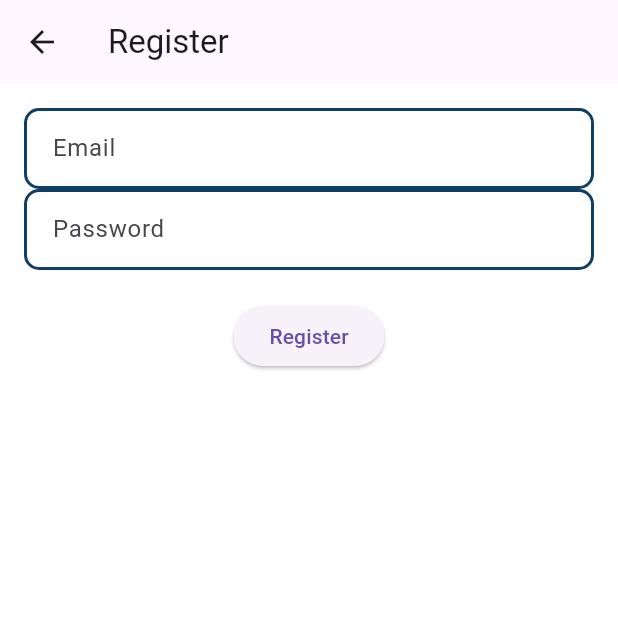
After one commit to salahvk/expense_mate, a Flutter app: the RegisterScreen screen opened directly, on a phone screen of 412 x 824 dp, the top half of it. The commit adds this screen. Run offline on Flutter 3.47's test engine with Material 3 defaults, Android fonts, the phone set to English and light mode, and no system bars; our stand-ins replace equatable, firebase_auth, firebase_core, flutter_bloc, flutter_local_notifications, go_router and 4 more; accounts and stored records are empty; network calls fail.

Commit message:
go router setup , firebase initialization, firebase authentication setup

```diff
--- a/lib/main.dart
+++ b/lib/main.dart
@@ -4,7 +4,7 @@ import 'package:flutter_bloc/flutter_bloc.dart';
 
 import 'data/datasources/expense_db_helper.dart';
 import 'presentation/bloc/expense_bloc.dart';
-import 'presentation/screens/expenses_screen.dart';
+import 'presentation/screens/home/expenses_screen.dart';
 import 'services/notification_service.dart';
 
 void main() async {
--- a/lib/presentation/screens/add_expense_screen.dart
+++ b/lib/presentation/screens/add_expense/add_expense_screen.dart
@@ -4,7 +4,7 @@ import 'package:expense_mate/presentation/screens/transaction_date_picker_widget
 import 'package:flutter/material.dart';
 import 'package:flutter_bloc/flutter_bloc.dart';
 
-import '../bloc/expense_bloc.dart';
+import '../../bloc/expense_bloc.dart';
 
 class AddExpenseScreen extends StatefulWidget {
   const AddExpenseScreen({super.key});
--- /dev/null
+++ b/lib/presentation/screens/authentication/registration_screen.dart
@@ -0,0 +1,59 @@
+import 'package:firebase_auth/firebase_auth.dart';
+import 'package:flutter/material.dart';
+
+class RegisterScreen extends StatefulWidget {
+  const RegisterScreen({super.key});
+
+  @override
+  _RegisterScreenState createState() => _RegisterScreenState();
+}
+
+class _RegisterScreenState extends State<RegisterScreen> {
+  final _emailController = TextEditingController();
+  final _passwordController = TextEditingController();
+
+  Future<void> _register() async {
+    try {
+      await FirebaseAuth.instance.createUserWithEmailAndPassword(
+        email: _emailController.text,
+        password: _passwordController.text,
+      );
+      ScaffoldMessenger.of(context).showSnackBar(
+        const SnackBar(content: Text('Account Created Successfully!')),
+      );
+      Navigator.pop(context);
+    } catch (e) {
+      ScaffoldMessenger.of(context).showSnackBar(
+        SnackBar(content: Text('Registration Failed: $e')),
+      );
+    }
+  }
+
+  @override
+  Widget build(BuildContext context) {
+    return Scaffold(
+      appBar: AppBar(title: const Text('Register')),
+      body: Padding(
+        padding: const EdgeInsets.all(16.0),
+        child: Column(
+          children: [
+            TextField(
+              controller: _emailController,
+              decoration: const InputDecoration(labelText: 'Email'),
+            ),
+            TextField(
+              controller: _passwordController,
+              decoration: const InputDecoration(labelText: 'Password'),
+              obscureText: true,
+            ),
+            const SizedBox(height: 20),
+            ElevatedButton(
+              onPressed: _register,
+              child: const Text('Register'),
+            ),
+          ],
+        ),
+      ),
+    );
+  }
+}
--- a/lib/presentation/screens/expenses_screen.dart
+++ b/lib/presentation/screens/home/expenses_screen.dart
@@ -4,8 +4,8 @@ import 'package:flutter/material.dart';
 import 'package:flutter_bloc/flutter_bloc.dart';
 import 'package:material_design_icons_flutter/material_design_icons_flutter.dart';
 
-import '../bloc/expense_bloc.dart';
-import 'add_expense_screen.dart';
+import '../../bloc/expense_bloc.dart';
+import '../add_expense/add_expense_screen.dart';
 
 class ExpensesScreen extends StatelessWidget {
   const ExpensesScreen({super.key});
--- a/pubspec.yaml
+++ b/pubspec.yaml
@@ -45,6 +45,8 @@ dependencies:
   timezone: ^0.10.0
   google_fonts: ^6.2.1
   material_design_icons_flutter: ^7.0.7296
+  go_router: ^14.6.2
+  firebase_auth: ^5.3.4
 
 dev_dependencies:
   flutter_test:
```
Also changed, not shown: lib/config/route/go_router.dart (added, +52 -0 lines), lib/config/route/route_constants.dart (added, +14 -0 lines), lib/config/route/transition.dart (added, +32 -0 lines), lib/presentation/screens/authentication/login_screen.dart (added, +64 -0 lines), lib/presentation/screens/splash/splash_screen.dart (added, +10 -0 lines), firebase.json (added), lib/firebase_options.dart (added), pubspec.lock, 3 other files.
